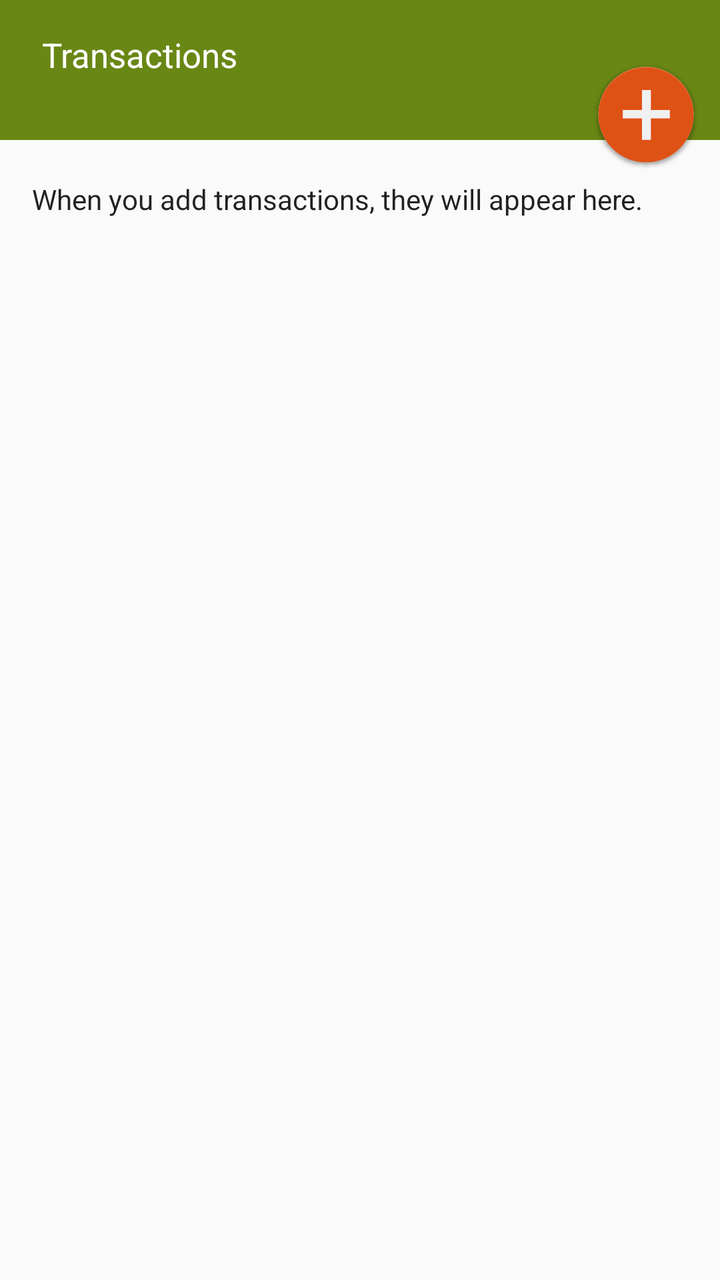
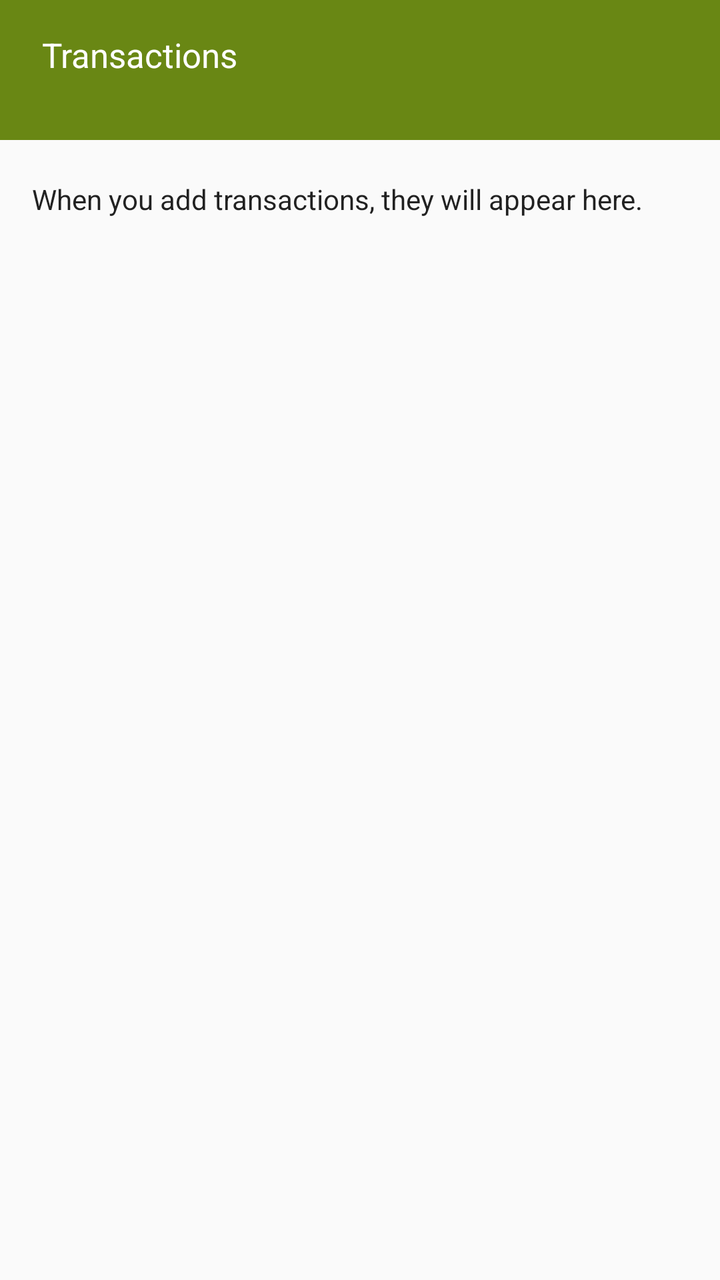

Compare the two renders of this Android layout. The source of the first and the diff that turns it into the second are given below.
<!-- AndroidManifest.xml: application theme AppCompactTheme -->
<!-- res/layout/activity_view_transactionitems.xml -->
<?xml version="1.0" encoding="utf-8"?>
<RelativeLayout xmlns:android="http://schemas.android.com/apk/res/android"
    xmlns:tools="http://schemas.android.com/tools"
    android:layout_width="match_parent"
    android:layout_height="match_parent"
    android:background="@color/ofis_page_background"
    tools:context="com.olam.digital.ofis.TransactionItems">

    <ImageView
        android:layout_width="match_parent"
        android:layout_height="70dp"
        android:id="@+id/topSectionBackground"
        android:background="@color/ofis_farmer_screen_actions_background"
        android:contentDescription="@string/cd_topSectionColour" />


    
    <LinearLayout
        android:orientation="vertical"
        android:layout_width="match_parent"
        android:layout_height="match_parent"
        android:paddingTop="@dimen/activity_vertical_margin"
        android:paddingBottom="@dimen/activity_vertical_margin"
        android:layout_below="@+id/topSectionBackground">

        <TextView
            android:layout_width="match_parent"
            android:layout_height="wrap_content"
            android:id="@+id/notransactionttext"
            android:paddingTop="@dimen/ofis_small_pad"
            android:paddingBottom="@dimen/ofis_small_pad"
            android:paddingLeft="@dimen/activity_horizontal_margin"
            android:paddingRight="@dimen/activity_horizontal_margin"
            android:textSize="@dimen/ofis_input_field_text"
            android:textColor="@color/ofis_text_field"
            android:text="@string/ofis_no_transactions_text"
            />

        <ListView
            android:layout_width="match_parent"
            android:layout_height="match_parent"
            android:id="@+id/list"
            android:divider="@android:color/transparent"
            android:dividerHeight="0dp" />

    </LinearLayout>


    
    <LinearLayout
        android:orientation="horizontal"
        android:layout_width="match_parent"
        android:layout_height="wrap_content"
        android:id="@+id/topSection"
        android:baselineAligned="false"
        android:paddingBottom="0dp"
        android:layout_margin="0dp"
        android:weightSum="10">

        
        <LinearLayout
            android:orientation="vertical"
            android:layout_width="0dp"
            android:layout_height="wrap_content"
            android:layout_weight="8"
            android:paddingLeft="@dimen/activity_horizontal_margin"
            android:paddingTop="@dimen/activity_vertical_margin"
            android:paddingRight="@dimen/activity_horizontal_margin"
            android:paddingBottom="@dimen/activity_vertical_margin">

            <TextView
                android:layout_width="match_parent"
                android:layout_height="wrap_content"
                android:text="@string/ViewTransactionsTitle"
                android:id="@+id/ViewTransactionsTitle"
                android:textColor="@color/ofis_base_font_white"
                android:paddingRight="0dp"
                android:paddingLeft="5dp"
                android:textSize="@dimen/ofis_large_text"
                android:maxLines="1" />

        </LinearLayout>
        
        <RelativeLayout
            android:orientation="horizontal"
            android:layout_width="0dp"
            android:layout_height="85dp"
            android:layout_weight="2"
            android:paddingTop="25dp"
            android:paddingLeft="0dp"
            android:paddingRight="10dp">

            <ImageButton
                android:layout_width="wrap_content"
                android:layout_height="wrap_content"
                android:id="@+id/addTransaction"
                android:src="@drawable/ic_ofis_add"
                android:scaleType="center"
                android:background="@android:color/transparent"
                android:contentDescription="@string/Save"
                android:layout_alignParentBottom="true"
                android:layout_alignParentRight="true"
                />

        </RelativeLayout>

    </LinearLayout>

</RelativeLayout>
<!-- resources referenced by this layout -->
<resources>
  <color name="ofis_base_font_white">#ffffff</color>
  <color name="ofis_farmer_screen_actions_background">#698714</color>
  <color name="ofis_page_background">#fffafafa</color>
  <color name="ofis_text_field">#DE000000</color>
  <dimen name="activity_horizontal_margin">16dp</dimen>
  <dimen name="activity_vertical_margin">16dp</dimen>
  <dimen name="ofis_input_field_text">14sp</dimen>
  <dimen name="ofis_large_text">17sp</dimen>
  <dimen name="ofis_small_pad">4dp</dimen>
  <!-- drawable ic_ofis_add: png bitmap (drawable-hdpi, 4378 bytes) -->
  <string name="Save">Save</string>
  <string name="ViewTransactionsTitle">Transactions</string>
  <string name="cd_topSectionColour">Coloured background for section</string>
  <string name="ofis_no_transactions_text">When you add transactions, they will appear here.</string>
  <style name="AppCompactTheme" parent="Theme.AppCompat.Light">
          
          <item name="android:spinnerStyle">@android:style/Widget.Holo.Light.Spinner</item>
          <item name="android:spinnerItemStyle">@style/SpinnerItem</item>
          <item name="android:spinnerDropDownItemStyle">@style/SpinnerItem.DropDownItem</item>
          <item name="android:dropDownListViewStyle">@style/StandardSpinner</item>
          <item name="android:actionBarStyle">@style/AppTheme.ActionBarStyle</item>
      </style>
  <style name="SpinnerItem" parent="Widget.AppCompat.TextView.SpinnerItem">
          <item name="android:textColor">@color/ofis_base_font_white</item>
          <item name="android:textSize">@dimen/ofis_spinner_text</item>
      </style>
  <style name="SpinnerItem.DropDownItem" parent="Widget.AppCompat.Light.DropDownItem.Spinner">
          <item name="android:textColor">@color/ofis_text_field</item>
          <item name="android:background">@color/ofis_spinner_item_background</item>
      </style>
  <style name="StandardSpinner" parent="Widget.AppCompat.ListView.DropDown">
          <item name="android:dividerHeight">@dimen/ofis_spinner_itemseparator</item>
          <item name="android:divider">@color/ofis_spinner_divider</item>
      </style>
  <style name="AppTheme.ActionBarStyle" parent="Theme.AppCompat.Light">
          <item name="android:titleTextStyle">@style/AppTheme.ActionBar.TitleTextStyle</item>
      </style>
  <dimen name="ofis_spinner_text">14sp</dimen>
  <color name="ofis_spinner_item_background">@color/ofis_actionbar_background</color>
  <dimen name="ofis_spinner_itemseparator">1dp</dimen>
  <color name="ofis_spinner_divider">#ff333333</color>
  <style name="AppTheme.ActionBar.TitleTextStyle" parent="android:TextAppearance">
          <item name="android:textSize">@dimen/ofis_med_text</item>
      </style>
  <color name="ofis_actionbar_background">#dddddd</color>
  <dimen name="ofis_med_text">15sp</dimen>
</resources>

<!-- the commit's change to res/layout/activity_view_transactionitems.xml (unified diff, before → after) -->
@@ -1,5 +1,6 @@
 <?xml version="1.0" encoding="utf-8"?>
 <RelativeLayout xmlns:android="http://schemas.android.com/apk/res/android"
+    xmlns:app="http://schemas.android.com/apk/res-auto"
     xmlns:tools="http://schemas.android.com/tools"
     android:layout_width="match_parent"
     android:layout_height="match_parent"
@@ -94,7 +95,7 @@
                 android:layout_width="wrap_content"
                 android:layout_height="wrap_content"
                 android:id="@+id/addTransaction"
-                android:src="@drawable/ic_ofis_add"
+                app:srcCompat="@drawable/ic_ofis_add"
                 android:scaleType="center"
                 android:background="@android:color/transparent"
                 android:contentDescription="@string/Save"
<!-- resource entries referenced after the edit -->
@@ -16,11 +16,13 @@
   <string name="ofis_no_transactions_text">When you add transactions, they will appear here.</string>
   <style name="AppCompactTheme" parent="Theme.AppCompat.Light">
           
-          <item name="android:spinnerStyle">@android:style/Widget.Holo.Light.Spinner</item>
+          <item name="spinnerStyle">@android:style/Widget.Holo.Light.Spinner</item>
           <item name="android:spinnerItemStyle">@style/SpinnerItem</item>
-          <item name="android:spinnerDropDownItemStyle">@style/SpinnerItem.DropDownItem</item>
-          <item name="android:dropDownListViewStyle">@style/StandardSpinner</item>
-          <item name="android:actionBarStyle">@style/AppTheme.ActionBarStyle</item>
+          <item name="spinnerDropDownItemStyle">@style/SpinnerItem.DropDownItem</item>
+          <item name="dropDownListViewStyle">@style/StandardSpinner</item>
+  
+          <item name="actionBarStyle">@style/AppTheme.ActionBarStyle</item>
+  
       </style>
   <style name="SpinnerItem" parent="Widget.AppCompat.TextView.SpinnerItem">
           <item name="android:textColor">@color/ofis_base_font_white</item>
@@ -28,23 +30,23 @@
       </style>
   <style name="SpinnerItem.DropDownItem" parent="Widget.AppCompat.Light.DropDownItem.Spinner">
           <item name="android:textColor">@color/ofis_text_field</item>
-          <item name="android:background">@color/ofis_spinner_item_background</item>
+          <item name="background">@color/ofis_spinner_item_background</item>
       </style>
   <style name="StandardSpinner" parent="Widget.AppCompat.ListView.DropDown">
           <item name="android:dividerHeight">@dimen/ofis_spinner_itemseparator</item>
-          <item name="android:divider">@color/ofis_spinner_divider</item>
+          <item name="divider">@color/ofis_spinner_divider</item>
       </style>
   <style name="AppTheme.ActionBarStyle" parent="Theme.AppCompat.Light">
-          <item name="android:titleTextStyle">@style/AppTheme.ActionBar.TitleTextStyle</item>
+          <item name="titleTextStyle">@style/AppTheme.ActionBar.TitleTextStyle</item>
       </style>
   <dimen name="ofis_spinner_text">14sp</dimen>
   <color name="ofis_spinner_item_background">@color/ofis_actionbar_background</color>
   <dimen name="ofis_spinner_itemseparator">1dp</dimen>
   <color name="ofis_spinner_divider">#ff333333</color>
   <style name="AppTheme.ActionBar.TitleTextStyle" parent="android:TextAppearance">
-          <item name="android:textSize">@dimen/ofis_med_text</item>
+          <item name="android:textSize">@dimen/ofis_large_text</item>
+          <item name="android:textStyle">bold</item>
       </style>
   <color name="ofis_actionbar_background">#dddddd</color>
-  <dimen name="ofis_med_text">15sp</dimen>
 </resources>
 
